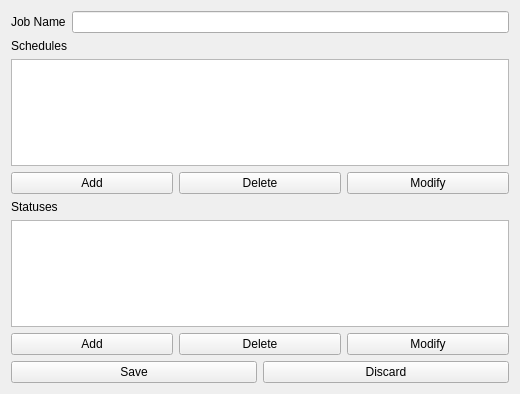
This is taskProperties.ui in snydergd/pmtodo as Qt 5 draws it before an edit. The edited form follows.
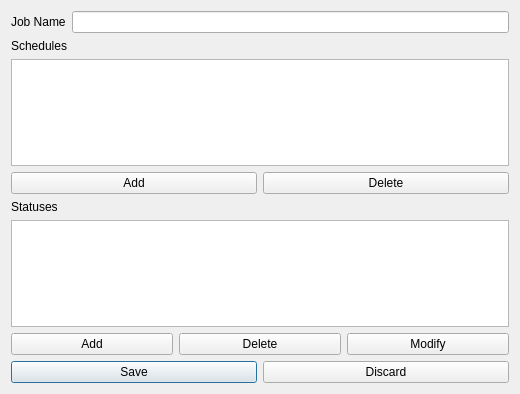
This is the edited form.

What changed in the file:
```diff
--- a/taskProperties.ui
+++ b/taskProperties.ui
@@ -54,13 +54,6 @@
        </property>
       </widget>
      </item>
-     <item>
-      <widget class="QPushButton" name="schedModButton">
-       <property name="text">
-        <string>Modify</string>
-       </property>
-      </widget>
-     </item>
     </layout>
    </item>
    <item>
@@ -105,6 +98,12 @@
        <property name="text">
         <string>Save</string>
        </property>
+       <property name="autoDefault">
+        <bool>true</bool>
+       </property>
+       <property name="default">
+        <bool>true</bool>
+       </property>
       </widget>
      </item>
      <item>
```
